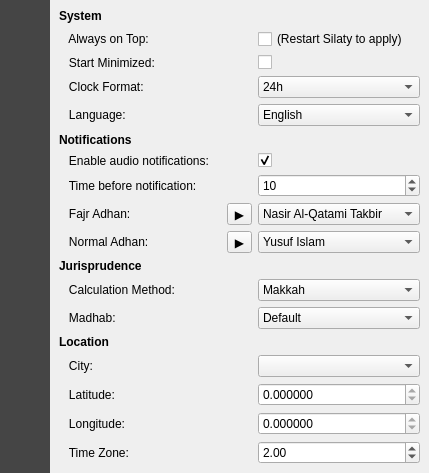
The window that mainwindow.ui (LinuxForGeeks/SilatyQt) describes before a commit, drawn with Qt 5.
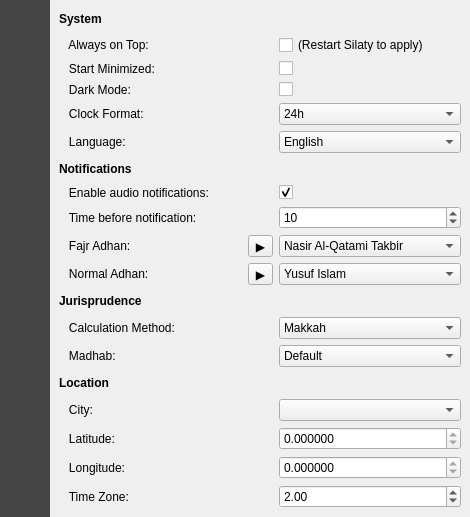
The same window after the commit. The open tabs and pages were chosen to show the change. Icons and pictures are not drawn.

Commit message: Version 1.7, fix some stuff + dark mode

```diff
--- a/mainwindow.ui
+++ b/mainwindow.ui
@@ -6,8 +6,8 @@
    <rect>
     <x>0</x>
     <y>0</y>
-    <width>429</width>
-    <height>473</height>
+    <width>470</width>
+    <height>517</height>
    </rect>
   </property>
   <property name="windowTitle">
@@ -16,10 +16,19 @@
   <property name="layoutDirection">
    <enum>Qt::LeftToRight</enum>
   </property>
+  <property name="autoFillBackground">
+   <bool>false</bool>
+  </property>
+  <property name="styleSheet">
+   <string notr="true"/>
+  </property>
   <widget class="QWidget" name="mainLayout">
    <property name="layoutDirection">
     <enum>Qt::LeftToRight</enum>
    </property>
+   <property name="styleSheet">
+    <string notr="true"/>
+   </property>
    <layout class="QHBoxLayout" name="mL">
     <property name="spacing">
      <number>0</number>
@@ -618,8 +627,8 @@
             <rect>
              <x>0</x>
              <y>0</y>
-             <width>356</width>
-             <height>506</height>
+             <width>445</width>
+             <height>626</height>
             </rect>
            </property>
            <layout class="QGridLayout" name="gridLayout_2">
@@ -898,6 +907,9 @@
             </item>
             <item row="7" column="2">
              <widget class="QCheckBox" name="sEANc">
+              <property name="layoutDirection">
+               <enum>Qt::LeftToRight</enum>
+              </property>
               <property name="text">
                <string/>
               </property>
@@ -1030,6 +1042,20 @@
               </property>
              </widget>
             </item>
+            <item row="3" column="0">
+             <widget class="QLabel" name="sDM">
+              <property name="text">
+               <string>   Dark Mode:</string>
+              </property>
+             </widget>
+            </item>
+            <item row="3" column="2">
+             <widget class="QCheckBox" name="sDMc">
+              <property name="text">
+               <string/>
+              </property>
+             </widget>
+            </item>
            </layout>
           </widget>
          </widget>
```
Left out of the diff: 23 changed lines with no effect on the pictures. The commit also changes 7 other files.
